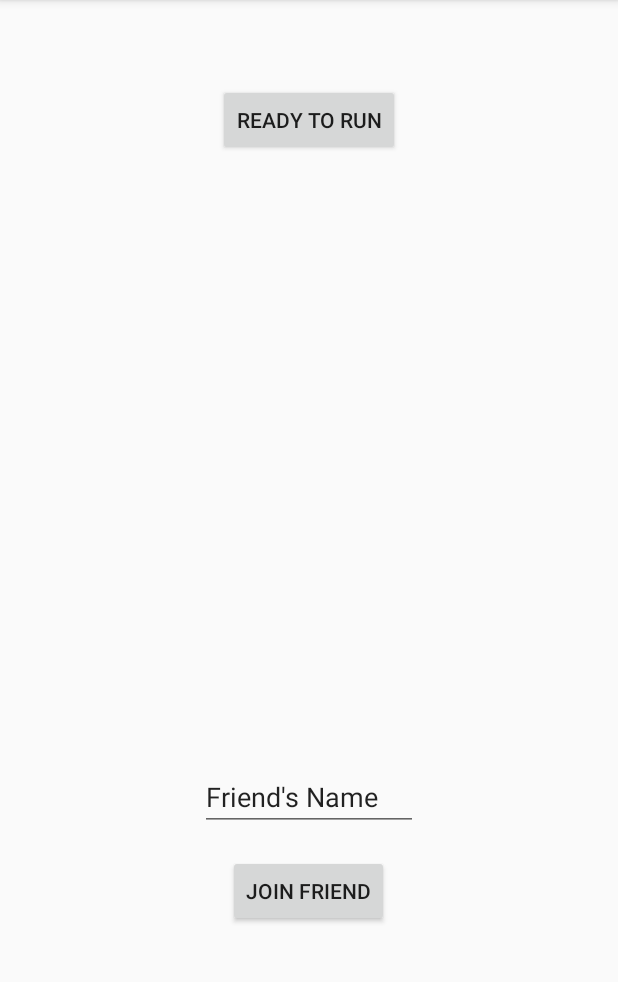
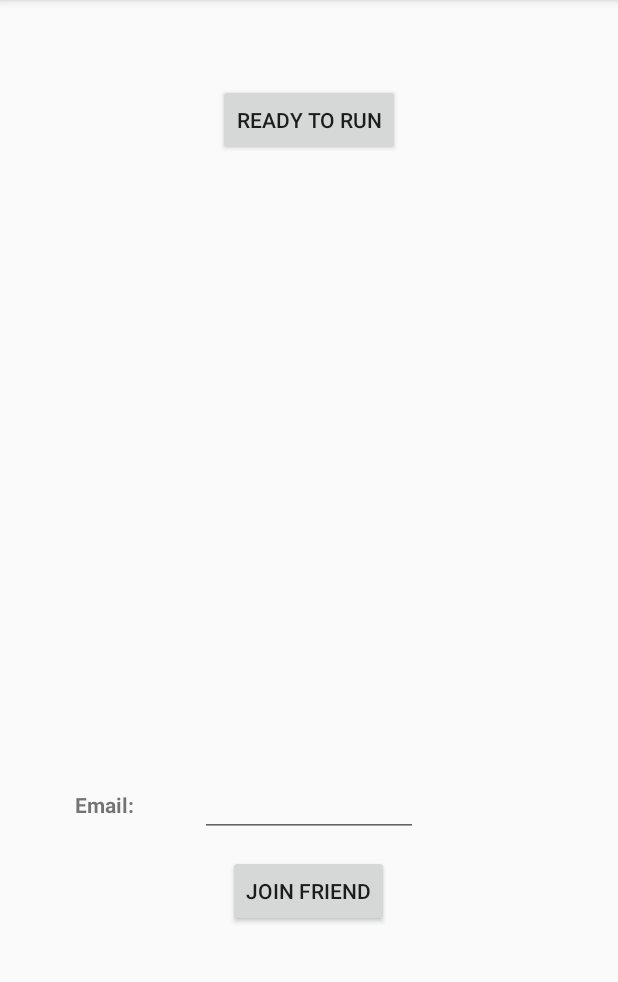
Before and after one commit to apj11c/MobileLiveRacing, an Android app: the screen it shows after launch (MainActivity), in the options menu, after a tap on "Find Friend", on a phone screen of 412 x 824 dp, the part 84-1066 px from its top. Run offline under Robolectric (Android 15) with nearby library versions, the phone set to English and light mode, and no system bars; our stand-ins replace Firebase (no records; nobody signed in at launch, a user with empty details on screens opened directly); libraries missing offline, so code that uses them is left out: com.firebase.ui; 2 statements that could not run were skipped.

Commit message:
Set up framework for joining a game

```diff
--- a/app/src/main/java/edu/fsu/cs/mobile/mobileliveracing/FindFriendFragment.java
+++ b/app/src/main/java/edu/fsu/cs/mobile/mobileliveracing/FindFriendFragment.java
@@ -6,13 +6,14 @@ import android.support.v4.app.Fragment;
 import android.view.LayoutInflater;
 import android.view.View;
 import android.view.ViewGroup;
+import android.widget.Button;
+import android.widget.EditText;
 
 
 /**
  * A simple {@link Fragment} subclass.
  */
 public class FindFriendFragment extends Fragment {
-
 
     public FindFriendFragment() {
         // Required empty public constructor
--- a/app/src/main/java/edu/fsu/cs/mobile/mobileliveracing/MainActivity.java
+++ b/app/src/main/java/edu/fsu/cs/mobile/mobileliveracing/MainActivity.java
@@ -20,6 +20,9 @@ import android.view.Menu;
 import android.view.MenuInflater;
 import android.view.MenuItem;
 import android.content.Intent;
+import android.view.View;
+import android.widget.Button;
+import android.widget.EditText;
 
 import org.json.JSONArray;
 import org.json.JSONException;
@@ -48,6 +51,9 @@ public class MainActivity extends AppCompatActivity {
 
     public LocationManager mLocationManager;
     public Location location;
+
+    EditText friendUser;
+    Button joinButton;
 
     @Override
     protected void onCreate(Bundle savedInstanceState) {
@@ -228,6 +234,22 @@ public class MainActivity extends AppCompatActivity {
         }
     }
 
+    public void onClickListener(View v) {
+        switch (v.getId()) {
+            case R.id.buttonJoin:
+                friendUser = findViewById(R.id.friendName);
+                joinButton = findViewById(R.id.buttonJoin);
+                String friendName = friendUser.getText().toString().trim();
+                if (friendName.length() == 0) {
+                    friendUser.setError("Please enter a friend's email!");
+                }
+                else {
+                    //do join game work here
+                }
+                break;
+        }
+    }
+
     public void DrawMap(double latitude, double longitude){
         Log.i(TAG, "MainActivity.DrawMap() Latitude = "+latitude);
         Log.i(TAG, "MainActivity.DrawMap() Longitude = "+longitude);
--- a/app/src/main/res/layout/fragment_find_friend.xml
+++ b/app/src/main/res/layout/fragment_find_friend.xml
@@ -20,12 +20,11 @@
         android:id="@+id/friendName"
         android:layout_width="145dp"
         android:layout_height="wrap_content"
-        android:layout_alignParentBottom="true"
+        android:layout_alignBaseline="@+id/textView6"
         android:layout_centerHorizontal="true"
-        android:layout_marginBottom="214dp"
+        android:contentDescription="Enter Name"
         android:ems="10"
-        android:inputType="textPersonName"
-        android:text="Friend's Name" />
+        android:inputType="textPersonName" />
 
     <Button
         android:id="@+id/buttonJoin"
@@ -34,5 +33,17 @@
         android:layout_alignParentBottom="true"
         android:layout_centerHorizontal="true"
         android:layout_marginBottom="150dp"
+        android:onClick="onClickListener"
         android:text="Join Friend" />
+
+    <TextView
+        android:id="@+id/textView6"
+        android:layout_width="wrap_content"
+        android:layout_height="wrap_content"
+        android:layout_alignParentBottom="true"
+        android:layout_alignParentStart="true"
+        android:layout_marginBottom="222dp"
+        android:layout_marginStart="50dp"
+        android:text="Email: "
+        android:textStyle="bold" />
 </RelativeLayout>
```
